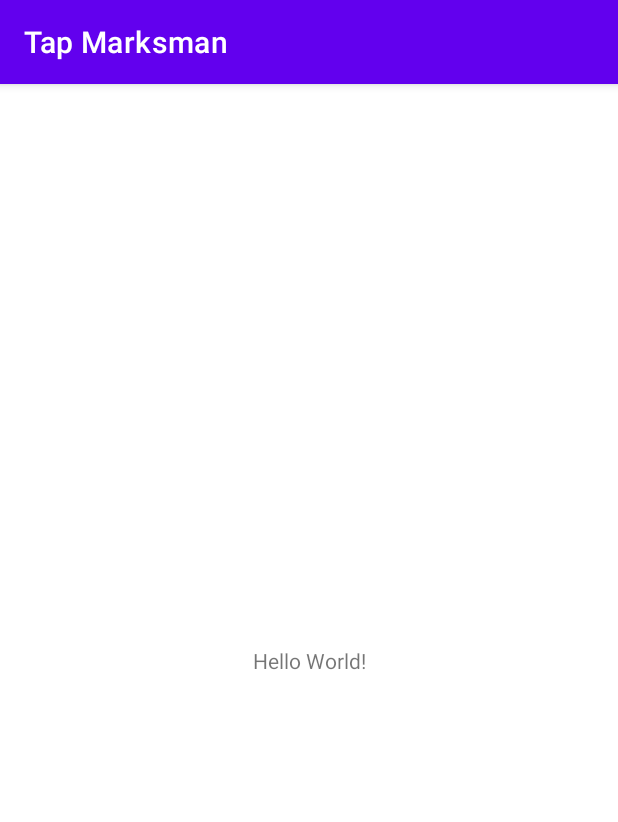
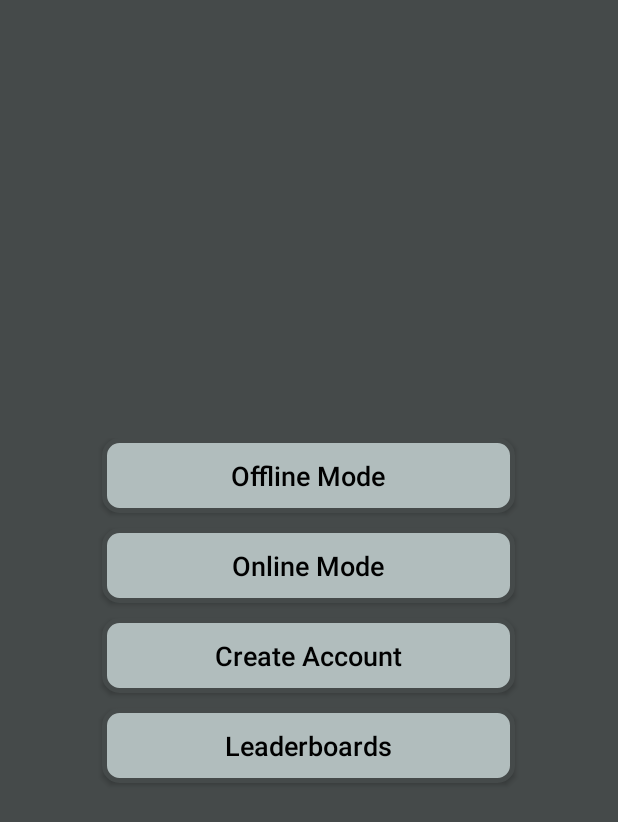
Before and after one commit to adriiiian/DLSU-MOBDEVE-S17-Group10, an Android app: the screen it shows after launch (MainActivity), on a phone screen of 412 x 824 dp. Shown: the top 822 px of the screen. Run offline under Robolectric (Android 15) with nearby library versions, the phone set to English and light mode, and no system bars.

Commit message:
Created main menu

```diff
--- a/TapMarksman/app/build.gradle
+++ b/TapMarksman/app/build.gradle
@@ -4,7 +4,7 @@ plugins {
 
 android {
     compileSdkVersion 30
-    buildToolsVersion "31.0.0"
+    buildToolsVersion "30.0.3"
 
     defaultConfig {
         applicationId "com.mobdeve.s17.batac.joric.jerez.adrian.myapplication"
@@ -26,6 +26,10 @@ android {
         sourceCompatibility JavaVersion.VERSION_1_8
         targetCompatibility JavaVersion.VERSION_1_8
     }
+
+    buildFeatures{
+        viewBinding true
+    }
 }
 
 dependencies {
--- a/TapMarksman/app/src/main/AndroidManifest.xml
+++ b/TapMarksman/app/src/main/AndroidManifest.xml
@@ -8,7 +8,7 @@
         android:label="@string/app_name"
         android:roundIcon="@mipmap/ic_launcher_round"
         android:supportsRtl="true"
-        android:theme="@style/Theme.TapMarksman">
+        android:theme="@style/Theme.Design.NoActionBar">
         <activity android:name=".MainActivity">
             <intent-filter>
                 <action android:name="android.intent.action.MAIN" />
--- a/TapMarksman/app/src/main/java/com/mobdeve/s17/batac/joric/jerez/adrian/myapplication/MainActivity.java
+++ b/TapMarksman/app/src/main/java/com/mobdeve/s17/batac/joric/jerez/adrian/myapplication/MainActivity.java
@@ -4,11 +4,17 @@ import androidx.appcompat.app.AppCompatActivity;
 
 import android.os.Bundle;
 
+import com.mobdeve.s17.batac.joric.jerez.adrian.myapplication.databinding.ActivityMainBinding;
+
 public class MainActivity extends AppCompatActivity {
+
+    private ActivityMainBinding binding;
 
     @Override
     protected void onCreate(Bundle savedInstanceState) {
         super.onCreate(savedInstanceState);
-        setContentView(R.layout.activity_main);
+
+        binding = ActivityMainBinding.inflate(getLayoutInflater());
+        setContentView(binding.getRoot());
     }
 }
--- /dev/null
+++ b/TapMarksman/app/src/main/res/drawable/main_menu_buttons.xml
@@ -0,0 +1,32 @@
+<?xml version="1.0" encoding="utf-8"?>
+<selector xmlns:android="http://schemas.android.com/apk/res/android">
+    <item android:state_pressed="true">
+        <shape>
+            <corners
+                android:radius="10dp"/>
+            <stroke
+                android:width="3dp"
+                android:color="@color/darkgrey"/>
+            <solid
+                android:color="@color/lightgreen"/>
+            <size
+                android:width="275dp"
+                android:height="50dp"/>
+        </shape>
+    </item>
+
+    <item android:state_enabled="true">
+        <shape>
+            <corners
+                android:radius="10dp"/>
+            <stroke
+                android:width="3dp"
+                android:color="@color/darkgrey"/>
+            <solid
+                android:color="@color/lightgrey"/>
+            <size
+                android:width="275dp"
+                android:height="50dp"/>
+        </shape>
+    </item>
+</selector>
--- a/TapMarksman/app/src/main/res/layout/activity_main.xml
+++ b/TapMarksman/app/src/main/res/layout/activity_main.xml
@@ -4,15 +4,70 @@
     xmlns:tools="http://schemas.android.com/tools"
     android:layout_width="match_parent"
     android:layout_height="match_parent"
-    tools:context=".MainActivity">
+    tools:context=".MainActivity"
+    android:background="@color/darkgrey">
 
-    <TextView
-        android:layout_width="wrap_content"
+    <LinearLayout
+        android:layout_width="match_parent"
         android:layout_height="wrap_content"
-        android:text="Hello World!"
+        android:orientation="vertical"
+        android:gravity="center_horizontal"
+        app:layout_constraintRight_toRightOf="parent"
+        app:layout_constraintLeft_toLeftOf="parent"
+        app:layout_constraintTop_toTopOf="parent"
         app:layout_constraintBottom_toBottomOf="parent"
-        app:layout_constraintLeft_toLeftOf="parent"
-        app:layout_constraintRight_toRightOf="parent"
-        app:layout_constraintTop_toTopOf="parent" />
+        tools:ignore="MissingConstraints"
+        >
+
+        <Button
+            android:id="@+id/btn_offline"
+            android:layout_width="wrap_content"
+            android:layout_height="wrap_content"
+            android:background="@drawable/main_menu_buttons"
+            app:backgroundTint="@null"
+            android:text="Offline Mode"
+            android:textColor="@color/black"
+            android:textSize="18sp"
+            android:textAllCaps="false"
+            android:layout_marginBottom="10dp"/>
+
+        <Button
+            android:id="@+id/btn_online"
+            android:layout_width="wrap_content"
+            android:layout_height="wrap_content"
+            android:background="@drawable/main_menu_buttons"
+            app:backgroundTint="@null"
+            android:text="Online Mode"
+            android:textColor="@color/black"
+            android:textSize="18sp"
+            android:textAllCaps="false"
+            android:layout_marginBottom="10dp"/>
+
+        <Button
+            android:id="@+id/btn_createaccount"
+            android:layout_width="wrap_content"
+            android:layout_height="wrap_content"
+            android:background="@drawable/main_menu_buttons"
+            app:backgroundTint="@null"
+            android:text="Create Account"
+            android:textColor="@color/black"
+            android:textSize="18sp"
+            android:textAllCaps="false"
+            android:layout_marginBottom="10dp"/>
+
+        <Button
+            android:id="@+id/btn_leaderboards"
+            android:layout_width="wrap_content"
+            android:layout_height="wrap_content"
+            android:background="@drawable/main_menu_buttons"
+            app:backgroundTint="@null"
+            android:text="Leaderboards"
+            android:textColor="@color/black"
+            android:textSize="18sp"
+            android:textStyle="normal"
+            android:textAllCaps="false"
+            android:layout_marginBottom="10dp"/>
+
+    </LinearLayout>
 
 </androidx.constraintlayout.widget.ConstraintLayout>
--- a/TapMarksman/app/src/main/res/values/colors.xml
+++ b/TapMarksman/app/src/main/res/values/colors.xml
@@ -7,4 +7,7 @@
     <color name="teal_700">#FF018786</color>
     <color name="black">#FF000000</color>
     <color name="white">#FFFFFFFF</color>
+    <color name="darkgrey">#FF454a4a</color>
+    <color name="lightgrey">#FFb1bdbd</color>
+    <color name="lightgreen">#FF36e094</color>
 </resources>
--- a/TapMarksman/build.gradle
+++ b/TapMarksman/build.gradle
@@ -16,7 +16,7 @@ allprojects {
     repositories {
         google()
         mavenCentral()
-        jcenter() // Warning: this repository is going to shut down soon
+//        jcenter() // Warning: this repository is going to shut down soon
     }
 }
 
```
